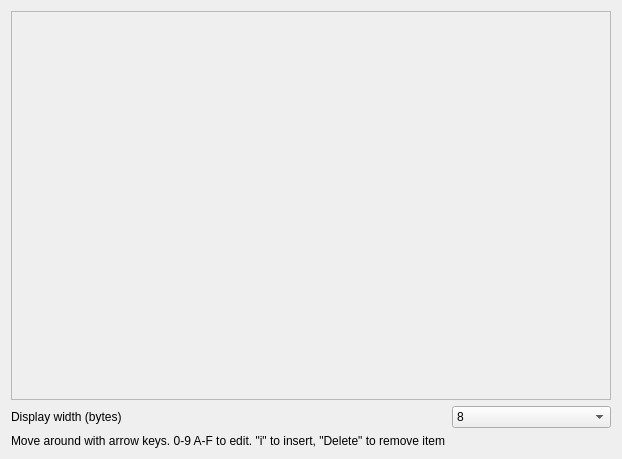
Qt form source/trsedocuments/formhexedit.ui (leuat/TRSE) before a commit.
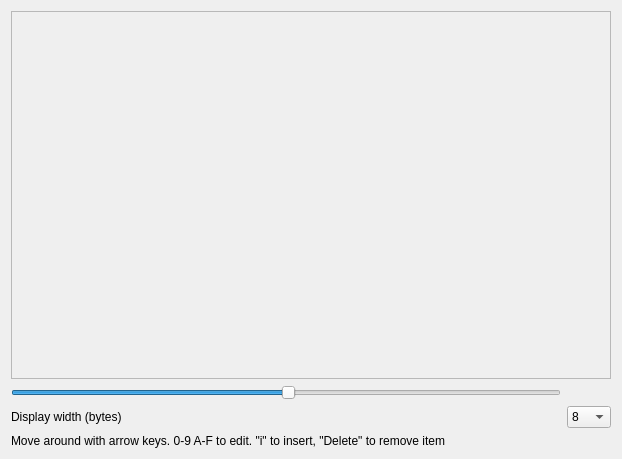
The same form after that commit. Custom widgets are drawn as their Qt base class.

The edit to the form file:
```diff
--- a/source/trsedocuments/formhexedit.ui
+++ b/source/trsedocuments/formhexedit.ui
@@ -180,6 +180,16 @@
        </property>
       </widget>
      </item>
+     <item row="0" column="0">
+      <widget class="QSlider" name="sldSize">
+       <property name="value">
+        <number>50</number>
+       </property>
+       <property name="orientation">
+        <enum>Qt::Horizontal</enum>
+       </property>
+      </widget>
+     </item>
     </layout>
    </item>
    <item row="0" column="0">
@@ -195,7 +205,7 @@
           <x>0</x>
           <y>0</y>
           <width>600</width>
-          <height>375</height>
+          <height>362</height>
          </rect>
         </property>
        </widget>
```
